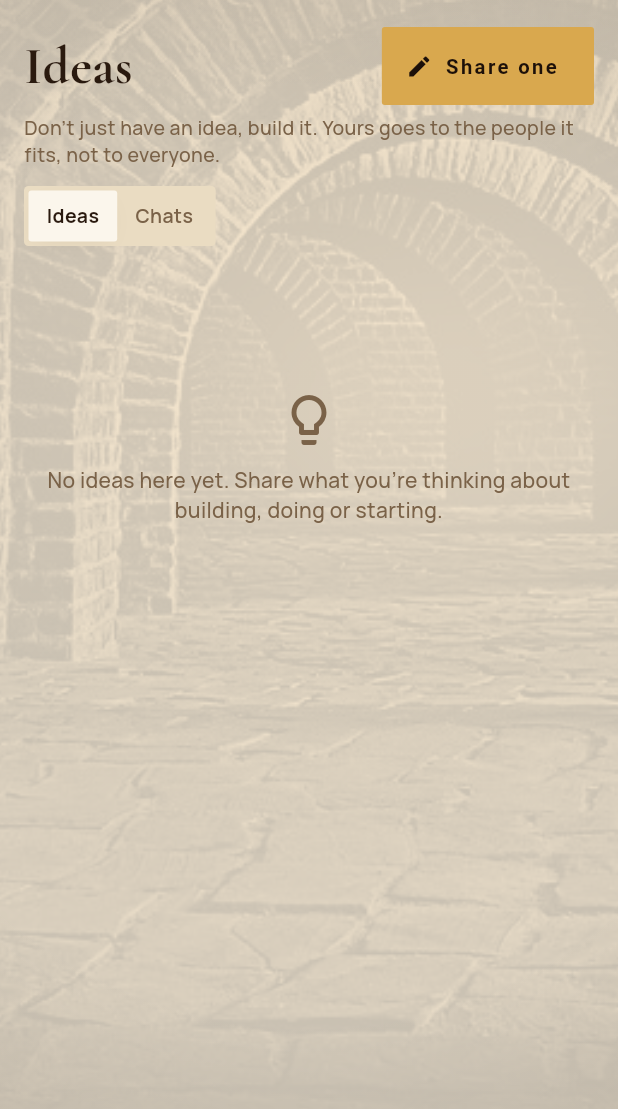
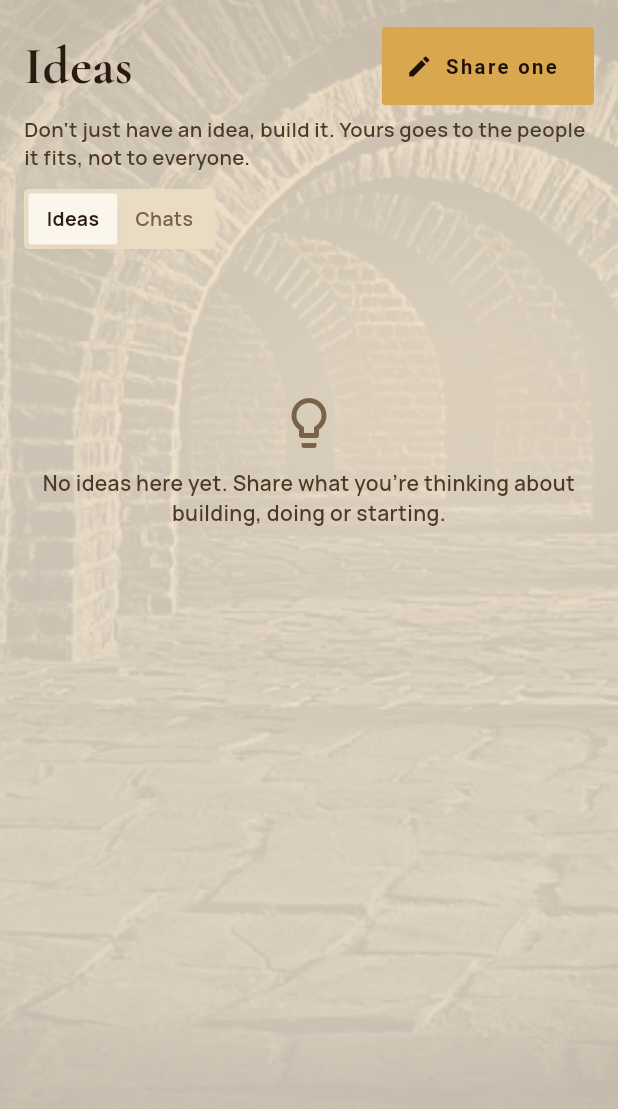
Before and after one commit to gfys606-hue/based-dating, a Flutter app: the IdeasScreen widget shown alone on an empty page, opened directly, on a phone screen of 412 x 824 dp. Shown: the top 1109 px of the screen. Run offline on Flutter 3.47's test engine with Material 3 defaults, Android fonts, the phone set to English and light mode, and no system bars; our stand-ins replace audioplayers, cross_file, firebase_core, firebase_messaging, flutter_map, geolocator and 5 more; missing offline and left inert: livekit_client, record; accounts and stored records are empty; network calls fail.

Commit message:
Ideas: own room (darker library corner) and readable header; fix rooms shifted by the new tab
Adding Ideas moved Herd/Search/Events/Market one tab down, so each showed the wrong room.

Co-Authored-By: Claude Opus 5.5 <noreply@anthropic.com>
Claude-Session: https://claude.ai/code/session_01FeanP6RhfbbcfcpuePwdqF

```diff
--- a/app/lib/screens/ideas_screen.dart
+++ b/app/lib/screens/ideas_screen.dart
@@ -126,7 +126,7 @@ class _IdeasScreenState extends State<IdeasScreen> {
         Padding(
           padding: const EdgeInsets.fromLTRB(16, 6, 16, 0),
           child: Text('Don\'t just have an idea, build it. Yours goes to the people it fits, not to everyone.',
-              style: TextStyle(color: B.muted, fontSize: 13, height: 1.4)),
+              style: TextStyle(color: B.ink2, fontSize: 13.5, height: 1.4, fontWeight: FontWeight.w600)),
         ),
         const SizedBox(height: 12),
         Padding(
@@ -171,7 +171,7 @@ class _IdeasScreenState extends State<IdeasScreen> {
               Icon(Icons.lightbulb_outline, size: 40, color: B.muted),
               const SizedBox(height: 10),
               Text('No ideas here yet. Share what you\'re thinking about building, doing or starting.',
-                  textAlign: TextAlign.center, style: TextStyle(color: B.muted)),
+                  textAlign: TextAlign.center, style: TextStyle(color: B.ink2, fontWeight: FontWeight.w600)),
             ]),
           ),
         for (final i in _ideas) ...[
--- a/app/lib/widgets/castle.dart
+++ b/app/lib/widgets/castle.dart
@@ -54,9 +54,10 @@ class Castle {
 
 /// A spot in the castle: which room's photo, where the camera looks (fractions of the photo) and how close.
 class _View {
-  const _View(this.room, this.x, this.y, this.zoom);
+  const _View(this.room, this.x, this.y, this.zoom, {this.dim = 0});
   final String room;
   final double x, y, zoom;
+  final double dim; // extra shadow for busy photos, so text on top stays readable
 }
 
 const _views = <int, _View>{
@@ -66,15 +67,16 @@ const _views = <int, _View>{
   3: _View('study', 0.50, 0.42, 1.15), // You: the study, by the bookcase
   4: _View('dining', 0.42, 0.55, 1.00), // Friends: the dining room
   5: _View('gate', 0.62, 0.50, 1.00), // Spots: the courtyard gate at night
-  6: _View('armory', 0.45, 0.55, 1.00), // Herd: the armory
-  7: _View('library', 0.50, 0.50, 1.00), // Search: the long library
-  8: _View('dungeon', 0.50, 0.55, 1.00), // Events: the dungeon
-  9: _View('forge', 0.55, 0.55, 1.00), // Market: the blacksmith's forge
+  6: _View('library', 0.30, 0.45, 1.30, dim: 0.14), // Ideas: a quiet corner of the library
+  7: _View('armory', 0.45, 0.55, 1.00), // Herd: the armory
+  8: _View('library', 0.50, 0.50, 1.00), // Search: the long library
+  9: _View('dungeon', 0.50, 0.55, 1.00), // Events: the dungeon
+  10: _View('forge', 0.55, 0.55, 1.00), // Market: the blacksmith's forge
   Castle.landing: _View('vaults', 0.50, 0.82, 1.65), // a landing on the stairs down to the vaults
 };
 const _corridor = _View('vaults', 0.54, 0.58, 1.10); // the brick corridor you walk through between rooms
 
-_View _v(int i) => _views[i] ?? _views[i % 10] ?? _views[0]!;
+_View _v(int i) => _views[i] ?? _views[i % 11] ?? _views[0]!;
 
 /// The walls around whatever's on screen. Follows [Castle.view] unless [fixed] is given.
 class CastleBackdrop extends StatefulWidget {
@@ -184,7 +186,9 @@ class _WallsPainter extends CustomPainter {
       _room(canvas, size, to, 1 + 0.18 * (1 - q), bob);
       dip = 0.55 * (1 - q);
     }
-    final shade = dark ? (0.52 + dip * 0.45) : (0.80 + dip * 0.18);
+    // the room you're in (or arriving at) can ask for a little extra shadow
+    final extra = p >= 0.65 || identical(from, to) ? to.dim : (p < 0.35 ? from.dim : 0.0);
+    final shade = dark ? (0.52 + extra + dip * 0.45) : (0.80 + extra * 0.6 + dip * 0.18);
     canvas.drawRect(Offset.zero & size, Paint()..color = (dark ? Colors.black : B.bg).withOpacity(shade.clamp(0.0, 1.0).toDouble()));
     // lamplight from above
     final lamp = Offset(w * 0.55, -h * 0.08);
```
